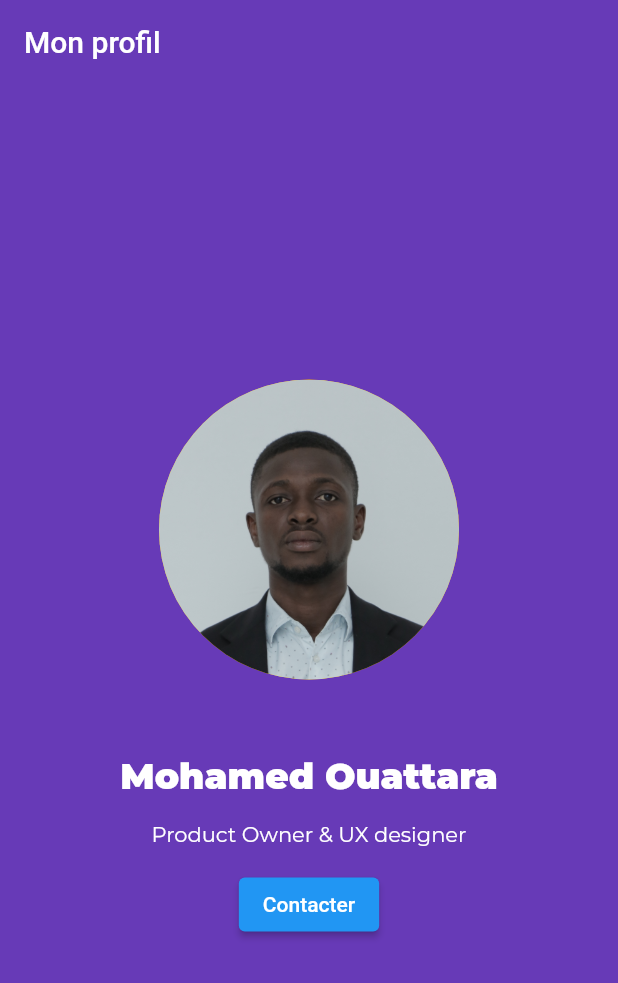
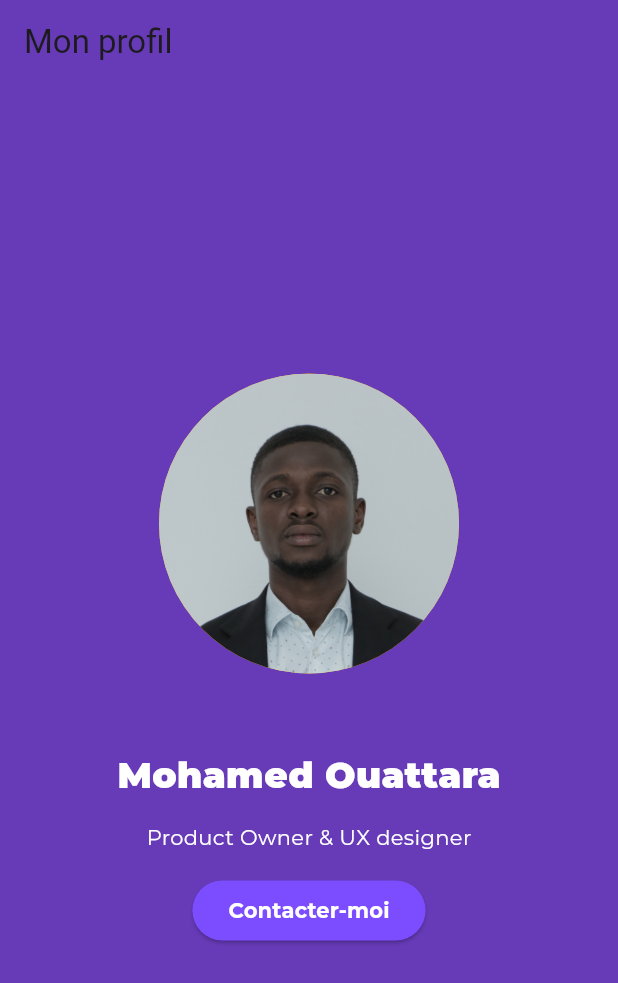
Before and after one commit to MohameddOuattara/flutter_projects, a Flutter app: the screen it shows after launch, on a phone screen of 412 x 824 dp. Shown: the top 983 px of the screen. Run offline on Flutter 3.47's test engine with Material 2 defaults, Android fonts, the phone set to English and light mode, and no system bars.

Commit message:
Last commit

```diff
--- a/lib/main.dart
+++ b/lib/main.dart
@@ -1,7 +1,9 @@
 import 'package:flutter/material.dart';
 import 'pages/presentation.dart';
+// import 'pages/description.dart';
 
-void main() => runApp(const MonProfil());
+
+void main() {runApp(const MonProfil());}
 
 class MonProfil extends StatelessWidget {
   const MonProfil({super.key});
@@ -10,7 +12,9 @@ class MonProfil extends StatelessWidget {
   Widget build(BuildContext context) {
     return MaterialApp(
       title: 'Mon profil personnel',
-      home: PagePresentation(),
+      theme: ThemeData(
+          colorSchemeSeed: const Color(0xff6750a4), useMaterial3: true),
+      home: const PagePresentation(),
     );
   }
 }
--- a/lib/pages/presentation.dart
+++ b/lib/pages/presentation.dart
@@ -1,26 +1,34 @@
 import 'package:flutter/material.dart';
+import 'description.dart';
 
 class PagePresentation extends StatelessWidget {
+  const PagePresentation({super.key});
+
   @override
   Widget build(BuildContext context) {
-    return Scaffold(
+    return MaterialApp(
+      title: 'Mon profil personnel',
+      theme: ThemeData(
+          colorSchemeSeed: const Color(0xff6750a4), useMaterial3: true),
+      home: Scaffold(
         backgroundColor: Colors.deepPurple,
         appBar: AppBar(
           title: const Text('Mon profil'),
           backgroundColor: Colors.transparent,
           elevation: 0.0,
         ),
-      body: const Center(
+        body: Center(
           child: Column(
             mainAxisAlignment: MainAxisAlignment.center,
             children: [
-            CircleAvatar(
+              const CircleAvatar(
                 maxRadius: 100.0,
-              backgroundImage: AssetImage('assets/images/mohamed_ouattara.png'),
+                backgroundImage:
+                    AssetImage('assets/images/mohamed_ouattara.png'),
                 backgroundColor: Colors.amber,
               ),
-            SizedBox(height: 50.0),
-            Text(
+              const SizedBox(height: 50.0),
+              const Text(
                 'Mohamed Ouattara',
                 style: TextStyle(
                     fontFamily: 'Montserrat',
@@ -28,18 +36,39 @@ class PagePresentation extends StatelessWidget {
                     fontWeight: FontWeight.w900,
                     color: Colors.white),
               ),
-            SizedBox(height: 15.0),
-            Text(
+              const SizedBox(height: 15.0),
+              const Text(
                 'Product Owner & UX designer',
                 style: TextStyle(
-                  fontFamily: 'Montserrat', fontSize: 14, color: Colors.white),
+                    fontFamily: 'Montserrat',
+                    fontSize: 14,
+                    color: Colors.white),
               ),
-            SizedBox(height: 15.0),
-            ElevatedButton(
-              onPressed: () {print:('Pressed');},
-              child: Text('Contacter'),
+              const SizedBox(height: 15.0),
+              Center(
+                child: ElevatedButton(
+                  style: const ButtonStyle(
+                      backgroundColor:
+                          MaterialStatePropertyAll(Colors.deepPurpleAccent)),
+                  onPressed: () {
+                    Navigator.push(
+                      context,
+                      MaterialPageRoute(builder: (BuildContext context) {
+                        return MaDescription();
+                      }),
+                    );
+                  },
+                  child: const Text(
+                    'Contacter-moi',
+                    style: TextStyle(
+                        fontFamily: 'Montserrat',
+                        fontWeight: FontWeight.bold,
+                        color: Colors.white),
+                  ),
+                ),
               ),
             ],
+          ),
         ),
       ),
     );
```
Also changed, not shown: lib/pages/description.dart (+46 -5 lines). Lines whose indentation alone changed are shown as unchanged.
